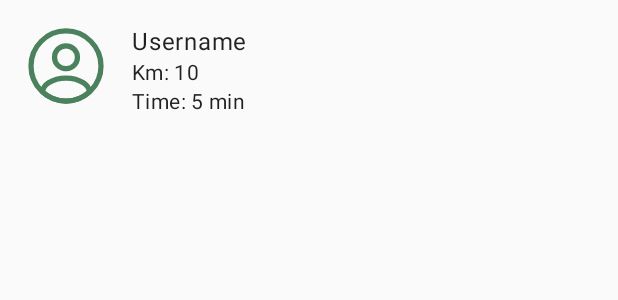
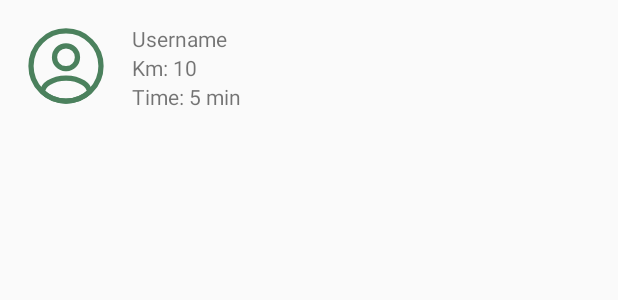
Before and after one commit to 14748/CarMateAndGo, an Android app built with Jetpack Compose: the layout item_trayecto.xml on its own in the app's theme, with its tools: preview values and no code run, on a phone screen of 412 x 824 dp. Shown: the top 300 px of the screen. Run offline under Robolectric (Android 15) with nearby library versions, the phone set to English and light mode, and no system bars.

Commit message:
fix: compilation error material design

```diff
--- a/app/src/main/res/layout/item_trayecto.xml
+++ b/app/src/main/res/layout/item_trayecto.xml
@@ -5,7 +5,7 @@
     android:layout_height="match_parent"
     android:padding="16dp">
 
-    <com.google.android.material.imageview.ShapeableImageView
+    <ImageView
         android:id="@+id/avatarImageView"
         android:layout_width="56dp"
         android:layout_height="56dp"
@@ -13,33 +13,29 @@
         app:layout_constraintStart_toStartOf="parent"
         app:layout_constraintTop_toTopOf="parent" />
 
-    <com.google.android.material.textview.MaterialTextView
+    <TextView
         android:id="@+id/usernameTextView"
         android:layout_width="0dp"
         android:layout_height="wrap_content"
         android:layout_marginStart="16dp"
         android:text="Username"
-        android:textAppearance="@style/TextAppearance.MaterialComponents.Body1"
         app:layout_constraintStart_toEndOf="@+id/avatarImageView"
         app:layout_constraintTop_toTopOf="@+id/avatarImageView"
         app:layout_constraintEnd_toEndOf="parent" />
 
-    <com.google.android.material.textview.MaterialTextView
+    <TextView
         android:id="@+id/kmTextView"
         android:layout_width="0dp"
         android:layout_height="wrap_content"
-
         android:text="Km: 10"
-        android:textAppearance="@style/TextAppearance.MaterialComponents.Body2"
         app:layout_constraintStart_toStartOf="@+id/usernameTextView"
         app:layout_constraintTop_toBottomOf="@+id/usernameTextView" />
 
-    <com.google.android.material.textview.MaterialTextView
+    <TextView
         android:id="@+id/timeTextView"
         android:layout_width="0dp"
         android:layout_height="wrap_content"
         android:text="Time: 5 min"
-        android:textAppearance="@style/TextAppearance.MaterialComponents.Body2"
         app:layout_constraintStart_toStartOf="@+id/kmTextView"
         app:layout_constraintTop_toBottomOf="@+id/kmTextView" />
 
```
